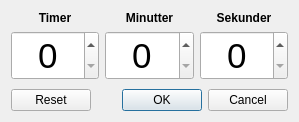
Qt form dialogs/alarmselector.ui (froksen/opencltoolsv2) before a commit.
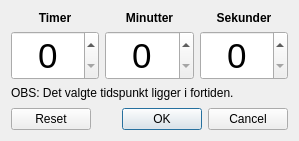
The same form after that commit.

Commit message: Tilføjet så klokkeslættet ikke kan ligge i fortiden

```diff
--- a/dialogs/alarmselector.ui
+++ b/dialogs/alarmselector.ui
@@ -7,7 +7,7 @@
     <x>0</x>
     <y>0</y>
     <width>299</width>
-    <height>122</height>
+    <height>141</height>
    </rect>
   </property>
   <property name="windowTitle">
@@ -111,6 +111,13 @@
      </item>
     </layout>
    </item>
+   <item>
+    <widget class="QLabel" name="lblNotice">
+     <property name="text">
+      <string>OBS: Det valgte tidspunkt ligger i fortiden.</string>
+     </property>
+    </widget>
+   </item>
    <item>
     <spacer name="verticalSpacer">
      <property name="orientation">
```
The commit also changes 5 other files.
